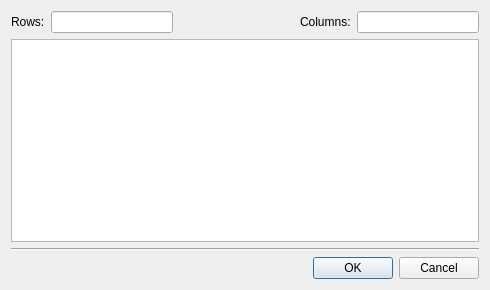
First picture: the form in gui/masksettingsdialog.ui, repository iamantony/FFilter, before the edit.
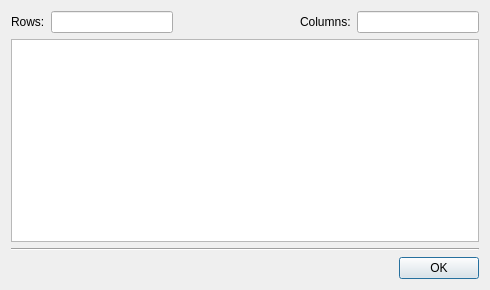
Second picture: the form after the edit.

Commit message: MaskSettingsDialog have only OK button

The edit to the form file:
```diff
--- a/gui/masksettingsdialog.ui
+++ b/gui/masksettingsdialog.ui
@@ -93,11 +93,28 @@
     </widget>
    </item>
    <item>
-    <widget class="QDialogButtonBox" name="buttonBox">
-     <property name="standardButtons">
-      <set>QDialogButtonBox::Cancel|QDialogButtonBox::Ok</set>
-     </property>
-    </widget>
+    <layout class="QHBoxLayout" name="horizontalLayout_2">
+     <item>
+      <spacer name="horizontalSpacer_2">
+       <property name="orientation">
+        <enum>Qt::Horizontal</enum>
+       </property>
+       <property name="sizeHint" stdset="0">
+        <size>
+         <width>40</width>
+         <height>20</height>
+        </size>
+       </property>
+      </spacer>
+     </item>
+     <item>
+      <widget class="QPushButton" name="okBtn">
+       <property name="text">
+        <string>OK</string>
+       </property>
+      </widget>
+     </item>
+    </layout>
    </item>
   </layout>
  </widget>
```
Left out of the diff: 24 changed lines with no effect on the pictures.
